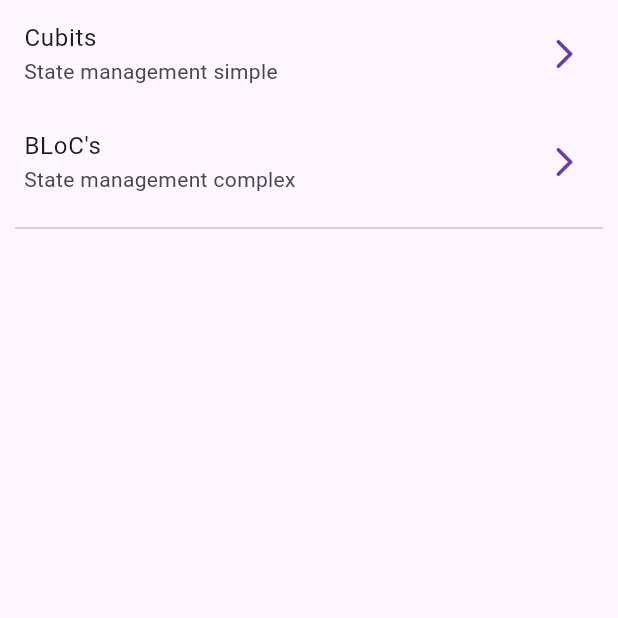
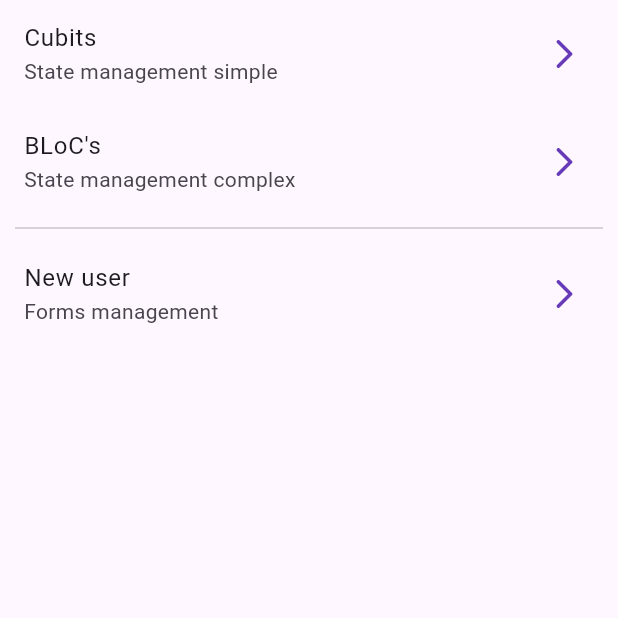
Before and after one commit to JeanGC970520/forms_app, a Flutter app: the screen it shows after launch, on a phone screen of 412 x 824 dp, the top half of it. Run offline on Flutter 3.47's test engine with Material 2 defaults, Android fonts, the phone set to English and light mode, and no system bars; our stand-ins replace equatable, flutter_bloc, go_router.

```diff
--- a/lib/presentation/screens/home_screen.dart
+++ b/lib/presentation/screens/home_screen.dart
@@ -32,6 +32,12 @@ class HomeScreen extends StatelessWidget {
             child: Divider(),
           ),
 
+          ListTile(
+            title: const Text('New user'),
+            subtitle: const Text('Forms management'),
+            trailing: const Icon( Icons.arrow_forward_ios_rounded ),
+            onTap: () => context.push('/new-user'),
+          ),
         ],
       ),
     );
```
